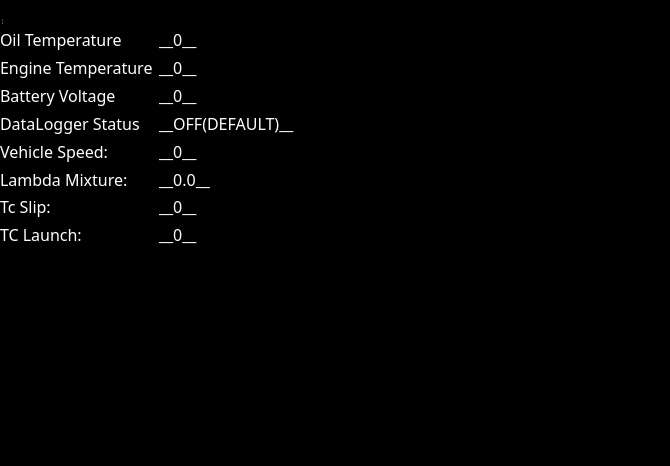
Old version of the form src/tfortwindow.ui in the repository FSLART/volante_alpha_qt.
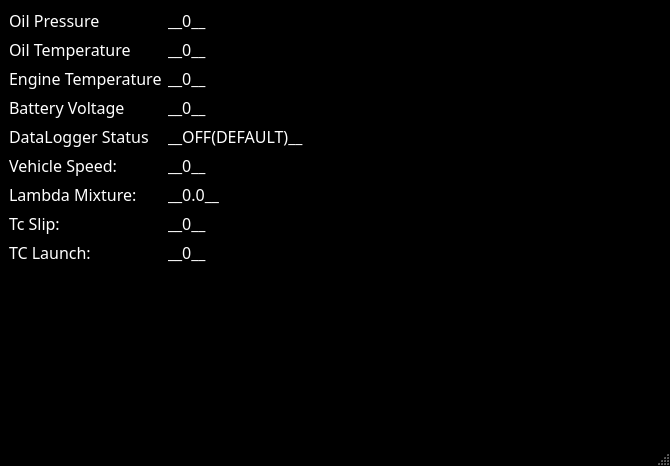
New version of the form. Custom widgets are drawn as their Qt base class.

What changed in the file:
```diff
--- a/src/tfortwindow.ui
+++ b/src/tfortwindow.ui
@@ -1,7 +1,7 @@
 <?xml version="1.0" encoding="UTF-8"?>
 <ui version="4.0">
  <class>TfortWindow</class>
- <widget class="TfortWindow" name="TfortWindow">
+ <widget class="QMainWindow" name="TfortWindow">
   <property name="geometry">
    <rect>
     <x>0</x>
@@ -626,7 +626,7 @@
        </layout>
       </item>
       <item>
-       <layout class="QVBoxLayout" name="verticalLayout_2" stretch="0">
+       <layout class="QVBoxLayout" name="verticalLayout_2">
         <property name="spacing">
          <number>6</number>
         </property>
@@ -703,12 +703,6 @@
    <extends>QLabel</extends>
    <header location="global">src/flabel.h</header>
   </customwidget>
-  <customwidget>
-   <class>TfortWindow</class>
-   <extends>QWidget</extends>
-   <header>src/tfortwindow.h</header>
-   <container>1</container>
-  </customwidget>
  </customwidgets>
  <resources/>
  <connections/>
```
